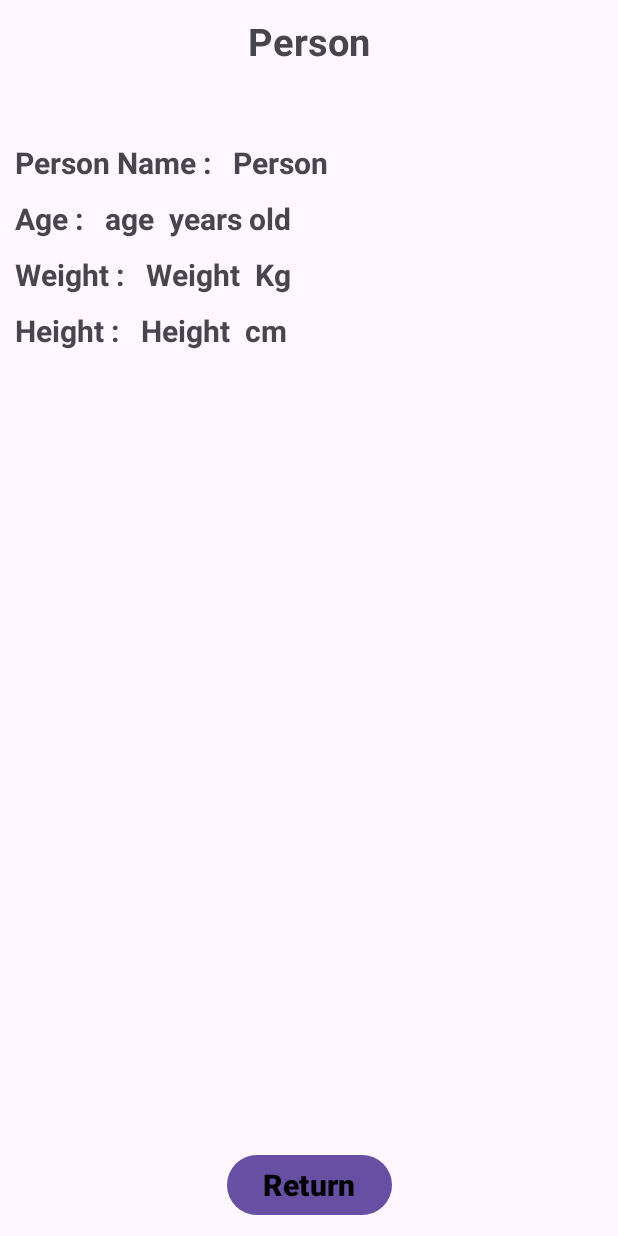
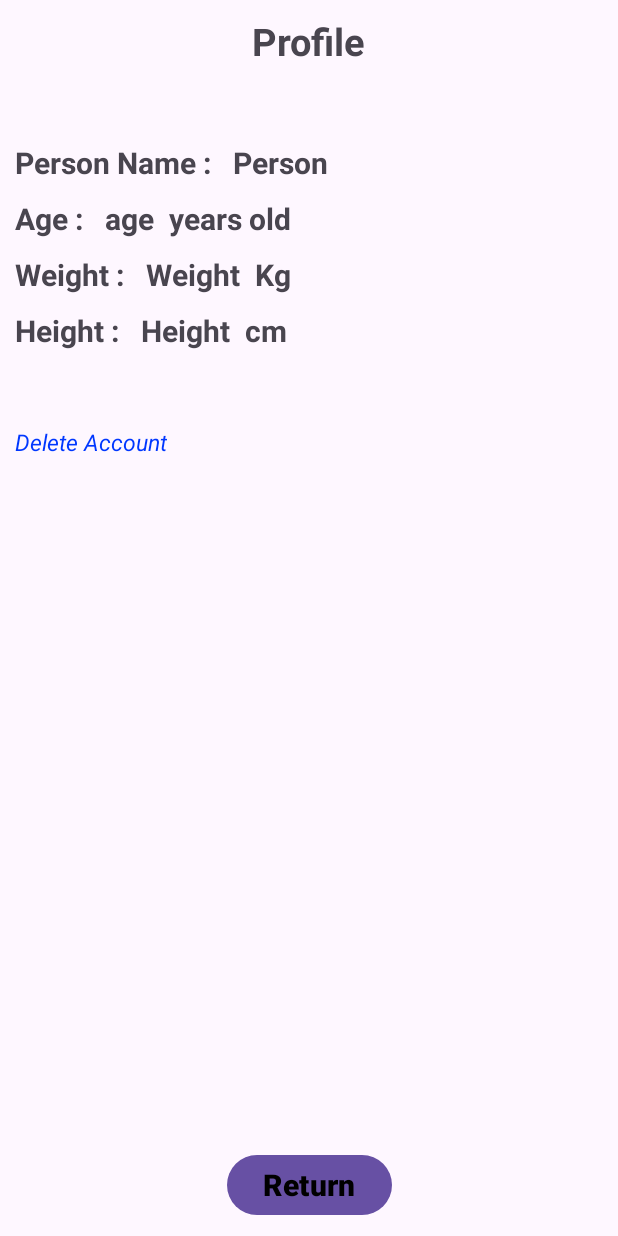
Before and after one commit to ForbiddenKiwis/AndroidFinalProject, an Android app: the Profile screen opened directly, with no data from a screen before it, on a phone screen of 412 x 824 dp. Run offline under Robolectric (Android 15) with nearby library versions, the phone set to English and light mode, and no system bars; our stand-ins replace Firebase (no records; nobody signed in at launch, a user with empty details on screens opened directly).

Commit message:
Added Log out and Delete Account

```diff
--- a/app/build.gradle.kts
+++ b/app/build.gradle.kts
@@ -48,6 +48,7 @@ dependencies {
     implementation(libs.lifecycle.viewmodel.ktx)
     implementation(libs.navigation.fragment)
     implementation(libs.navigation.ui)
+    implementation(libs.firebase.auth)
     testImplementation(libs.junit)
     androidTestImplementation(libs.ext.junit)
     androidTestImplementation(libs.espresso.core)
--- a/app/src/main/AndroidManifest.xml
+++ b/app/src/main/AndroidManifest.xml
@@ -27,10 +27,6 @@
             android:name=".ForgotPassword"
             android:exported="false" />
         <activity
-            android:name=".ui.login.LoginActivity2"
-            android:exported="false"
-            android:label="@string/title_activity_login2" />
-        <activity
             android:name=".LoginActivity"
             android:exported="true">
             <intent-filter>
--- a/app/src/main/res/layout/activity_profile.xml
+++ b/app/src/main/res/layout/activity_profile.xml
@@ -11,7 +11,7 @@
         android:id="@+id/tvDisplayPersonTitle"
         android:layout_width="wrap_content"
         android:layout_height="wrap_content"
-        android:text="Person"
+        android:text="Profile"
         android:textSize="25sp"
         android:textStyle="bold"
         android:layout_marginTop="10dp"
@@ -117,6 +117,19 @@
         app:layout_constraintTop_toTopOf="@+id/tvDisplayPersonWeight" />
 
     <TextView
+        android:id="@+id/tvDeleteAccount"
+        android:layout_width="wrap_content"
+        android:layout_height="wrap_content"
+        android:text="Delete Account"
+        android:textColor="@color/blue"
+        android:textStyle="italic"
+        android:textSize="15sp"
+        android:layout_marginTop="50dp"
+        android:layout_marginStart="10dp"
+        app:layout_constraintStart_toStartOf="parent"
+        app:layout_constraintTop_toBottomOf="@+id/tvDisplayPersonHeight"/>
+
+    <TextView
         android:id="@+id/tvDisplayPersonHeightData"
         android:layout_width="wrap_content"
         android:layout_height="wrap_content"
--- a/gradle/libs.versions.toml
+++ b/gradle/libs.versions.toml
@@ -15,6 +15,7 @@ lifecycleLivedataKtx = "2.6.1"
 lifecycleViewmodelKtx = "2.6.1"
 navigationFragment = "2.6.0"
 navigationUi = "2.6.0"
+firebaseAuth = "23.1.0"
 
 [libraries]
 junit = { group = "junit", name = "junit", version.ref = "junit" }
@@ -31,6 +32,7 @@ lifecycle-livedata-ktx = { group = "androidx.lifecycle", name = "lifecycle-lived
 lifecycle-viewmodel-ktx = { group = "androidx.lifecycle", name = "lifecycle-viewmodel-ktx", version.ref = "lifecycleViewmodelKtx" }
 navigation-fragment = { group = "androidx.navigation", name = "navigation-fragment", version.ref = "navigationFragment" }
 navigation-ui = { group = "androidx.navigation", name = "navigation-ui", version.ref = "navigationUi" }
+firebase-auth = { group = "com.google.firebase", name = "firebase-auth", version.ref = "firebaseAuth" }
 
 [plugins]
 android-application = { id = "com.android.application", version.ref = "agp" }
```
Also changed, not shown: app/src/main/java/com/example/project/MainMenu.java (+19 -1 lines), app/src/main/java/com/example/project/Profile.java (+60 -1 lines), app/src/main/res/layout/fragment_home.xml (+24 -0 lines), app/src/main/res/layout/nav_header_main_menu.xml (+5 -2 lines).
